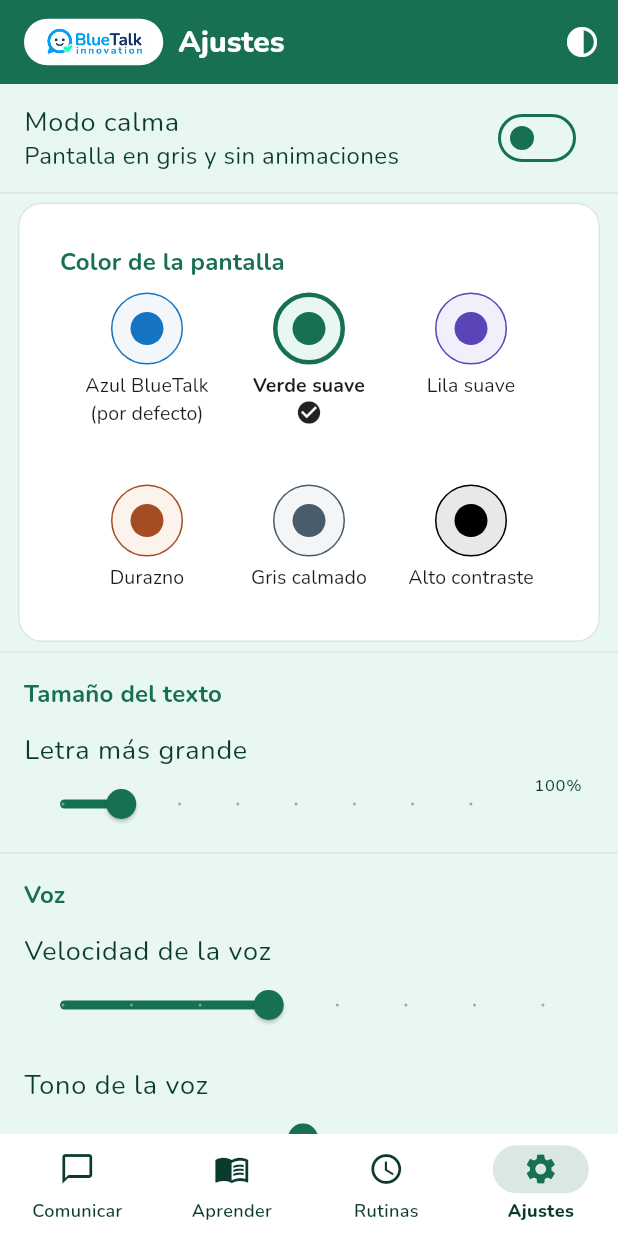
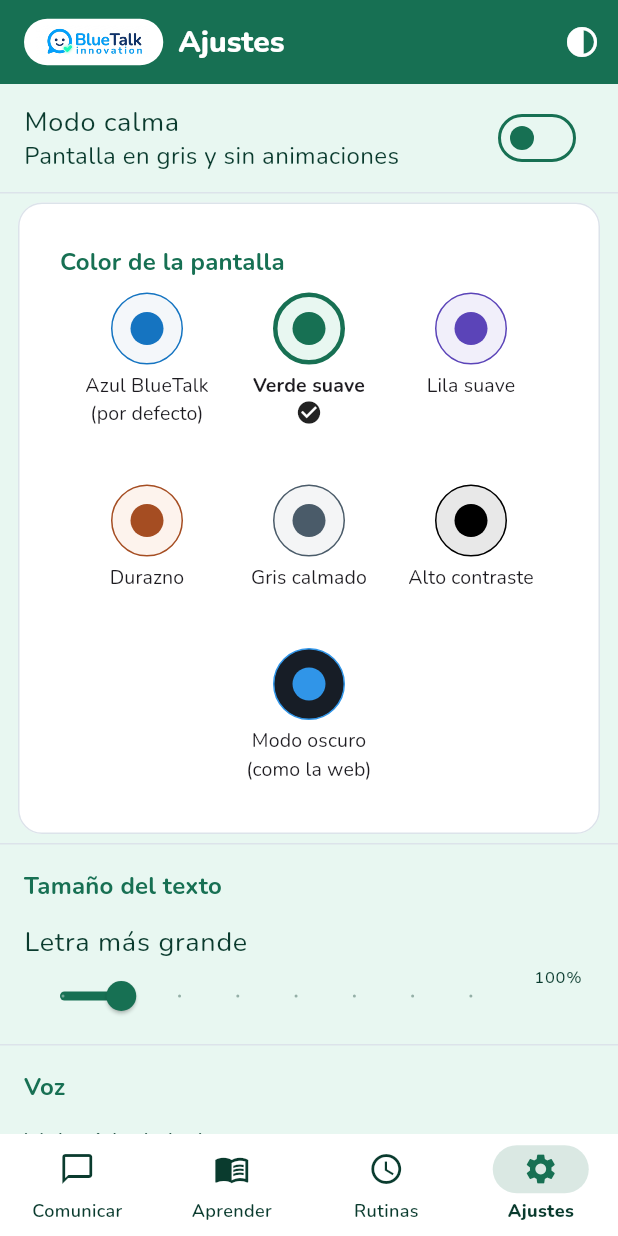
Before and after one commit to LimitCodev/BlueTalk, a Flutter app: the PadreScreen screen opened by its route, after a tap on the "close" icon, after a tap on "Verde suave", on a phone screen of 412 x 824 dp. Run offline on Flutter 3.47's test engine with Material 3 defaults, Android fonts, the phone set to English and light mode, and no system bars; our stand-ins replace flutter_local_notifications, flutter_riverpod, flutter_svg, flutter_timezone, flutter_tts, go_router and 3 more; missing offline and left inert: cryptography; accounts and stored records are empty; project files that could hold a hidden picture were left out.

Commit message:
FEAT: modo oscuro de la web como septima paleta del selector

```diff
--- a/lib/core/theme/app_colors.dart
+++ b/lib/core/theme/app_colors.dart
@@ -4,7 +4,7 @@ import 'package:flutter/material.dart';
 ///
 /// El adulto elige un tema de color en Ajustes; la paleta activa llega a
 /// toda la UI mediante `Theme.of(context)` — uso directo:
-/// `context.colores.bg`. Las seis paletas tienen contraste AA verificado
+/// `context.colores.bg`. Las siete paletas tienen contraste AA verificado
 /// por `test/core/tokens_test.dart` (texto ≥4.5:1, elementos de UI ≥3:1).
 class AppColors extends ThemeExtension<AppColors> {
   const AppColors({
@@ -17,6 +17,8 @@ class AppColors extends ThemeExtension<AppColors> {
     required this.header,
     required this.onHeader,
     required this.text,
+    this.brillo = Brightness.light,
+    this.borde = bordeNeutro,
   });
 
   /// Fondo general. Nunca blanco puro en las paletas pastel.
@@ -46,6 +48,14 @@ class AppColors extends ThemeExtension<AppColors> {
 
   /// Texto principal sobre [bg]/[surface] — ≥4.5:1 (AA texto).
   final Color text;
+
+  /// Brillo del tema. La web oficial tiene `.dark`, así que la app también:
+  /// la paleta oscura usa `Brightness.dark` y el resto, claro.
+  final Brightness brillo;
+
+  /// Borde de tarjetas e inputs. Fijo en las paletas claras; la paleta
+  /// oscura usa el `--border` del `.dark` de la web.
+  final Color borde;
 
   /// Por defecto: la identidad de la web de BlueTalk (fondo azul muy claro,
   /// acción azul fuerte y acentos verdes). Mantiene AA en botones.
@@ -122,6 +132,25 @@ class AppColors extends ThemeExtension<AppColors> {
     text: Color(0xFF000000),
   );
 
+  /// Modo oscuro del sitio oficial (`.dark` de `index.css`, ver
+  /// `docs/branding/WEB-EXTRACCION.md` §2). La web sí lo tiene, así que la
+  /// app lo ofrece. Diferencia deliberada con la web: allí el texto del
+  /// botón es blanco sobre `#3095E8` (3,19:1, no pasa AA), y aquí se pinta
+  /// con el propio `--background` oscuro de la web, `#171D26` (5,31:1).
+  static const oscuro = AppColors(
+    bg: Color(0xFF171D26),
+    surface: Color(0xFF1F2733),
+    primary: Color(0xFF3095E8),
+    primaryInk: Color(0xFF171D26),
+    primaryStrong: Color(0xFF3095E8),
+    primaryStrongText: Color(0xFF3095E8),
+    header: Color(0xFF3095E8),
+    onHeader: Color(0xFFFFFFFF),
+    text: Color(0xFFE7EBEF),
+    brillo: Brightness.dark,
+    borde: Color(0xFF2D3643),
+  );
+
   /// Temas predefinidos, en el orden del selector (plan 13 P4: un solo
   /// selector de color principal; nunca un selector libre de colores).
   static const temas = <String, AppColors>{
@@ -131,6 +160,7 @@ class AppColors extends ThemeExtension<AppColors> {
     'durazno': durazno,
     'gris': gris,
     'contraste': altoContraste,
+    'oscuro': oscuro,
   };
 
   /// Nombres para el selector: literales, sin jerga.
@@ -141,10 +171,12 @@ class AppColors extends ThemeExtension<AppColors> {
     'durazno': 'Durazno',
     'gris': 'Gris calmado',
     'contraste': 'Alto contraste',
+    'oscuro': 'Modo oscuro (como la web)',
   };
 
-  /// Borde neutro de tarjetas e inputs (web: hsl 210 20% 88%).
-  static const borde = Color(0xFFDCE3EA);
+  /// Borde neutro de tarjetas e inputs en paleta clara (web:
+  /// `--border: 210 20% 88%`). La paleta oscura trae la suya.
+  static const bordeNeutro = Color(0xFFDCE3EA);
 
   /// Estados. Semánticos, no de marca ni de tema: no cambian nunca
   /// (plan 00 §4). Relleno pastel + su tinta oscura.
@@ -165,6 +197,8 @@ class AppColors extends ThemeExtension<AppColors> {
     Color? header,
     Color? onHeader,
     Color? text,
+    Brightness? brillo,
+    Color? borde,
   }) =>
       AppColors(
         bg: bg ?? this.bg,
@@ -176,6 +210,8 @@ class AppColors extends ThemeExtension<AppColors> {
         header: header ?? this.header,
         onHeader: onHeader ?? this.onHeader,
         text: text ?? this.text,
+        brillo: brillo ?? this.brillo,
+        borde: borde ?? this.borde,
       );
 
   /// El cambio de tema es instantáneo: no se anima entre paletas.
--- a/lib/core/theme/app_theme.dart
+++ b/lib/core/theme/app_theme.dart
@@ -11,7 +11,7 @@ import 'app_colors.dart';
 ThemeData buildBlueTalkTheme(AppColors paleta) {
   final colorScheme = ColorScheme.fromSeed(
     seedColor: paleta.primary,
-    brightness: Brightness.light,
+    brightness: paleta.brillo,
   ).copyWith(
     // Todos los tonos que la UI real usa quedan atados a la paleta:
     // los derivados de `fromSeed` (contenedores, outline, secondary)
@@ -28,7 +28,7 @@ ThemeData buildBlueTalkTheme(AppColors paleta) {
     onSurface: paleta.text,
     onSurfaceVariant: paleta.text,
     outline: paleta.primaryStrong,
-    outlineVariant: AppColors.borde,
+    outlineVariant: paleta.borde,
     secondary: paleta.primaryStrong,
     onSecondary: paleta.surface,
     error: AppColors.error,
@@ -38,7 +38,7 @@ ThemeData buildBlueTalkTheme(AppColors paleta) {
   final base = ThemeData(useMaterial3: true, fontFamily: 'Nunito');
   final radio = BorderRadius.circular(16);
   final radioBoton = BorderRadius.circular(14);
-  final borde = AppColors.borde;
+  final borde = paleta.borde;
 
   final texto = base.textTheme.copyWith(
     bodyLarge: base.textTheme.bodyLarge?.copyWith(
--- a/lib/features/comunicador/picto_tile.dart
+++ b/lib/features/comunicador/picto_tile.dart
@@ -31,7 +31,7 @@ class PictoTile extends StatelessWidget {
       clipBehavior: Clip.antiAlias,
       shape: RoundedRectangleBorder(
         borderRadius: BorderRadius.circular(20),
-        side: const BorderSide(color: AppColors.borde),
+        side: BorderSide(color: context.colores.borde),
       ),
       child: InkWell(
         onTap: onTap,
--- a/lib/features/padre/monitoreo/uso_telefono_screen.dart
+++ b/lib/features/padre/monitoreo/uso_telefono_screen.dart
@@ -315,7 +315,7 @@ class _FilaUso extends StatelessWidget {
                   child: LinearProgressIndicator(
                     value: razon,
                     minHeight: 7,
-                    backgroundColor: AppColors.borde,
+                    backgroundColor: context.colores.borde,
                   ),
                 ),
               ],
@@ -357,7 +357,7 @@ class _IconoApp extends StatelessWidget {
       decoration: BoxDecoration(
         color: context.colores.surface,
         borderRadius: BorderRadius.circular(14),
-        border: Border.all(color: AppColors.borde),
+        border: Border.all(color: context.colores.borde),
       ),
       child: imagen ??
           Center(
```
Also changed, not shown: 1 other file.
